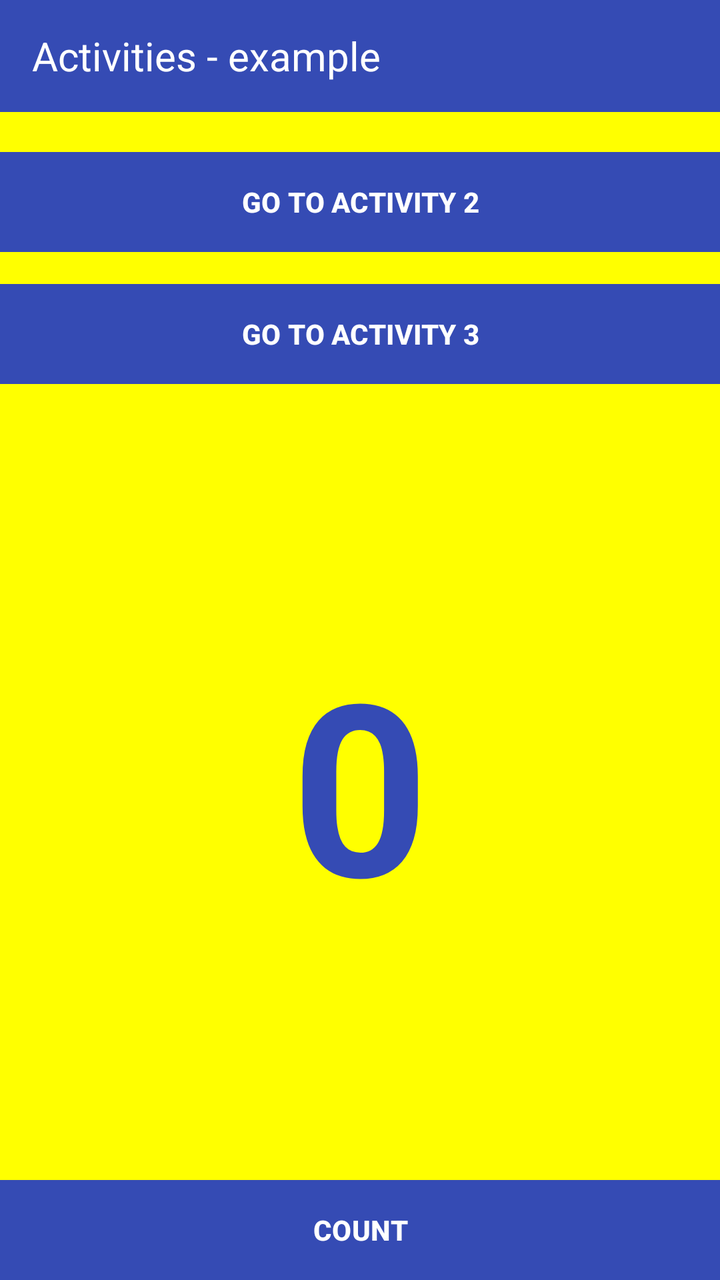
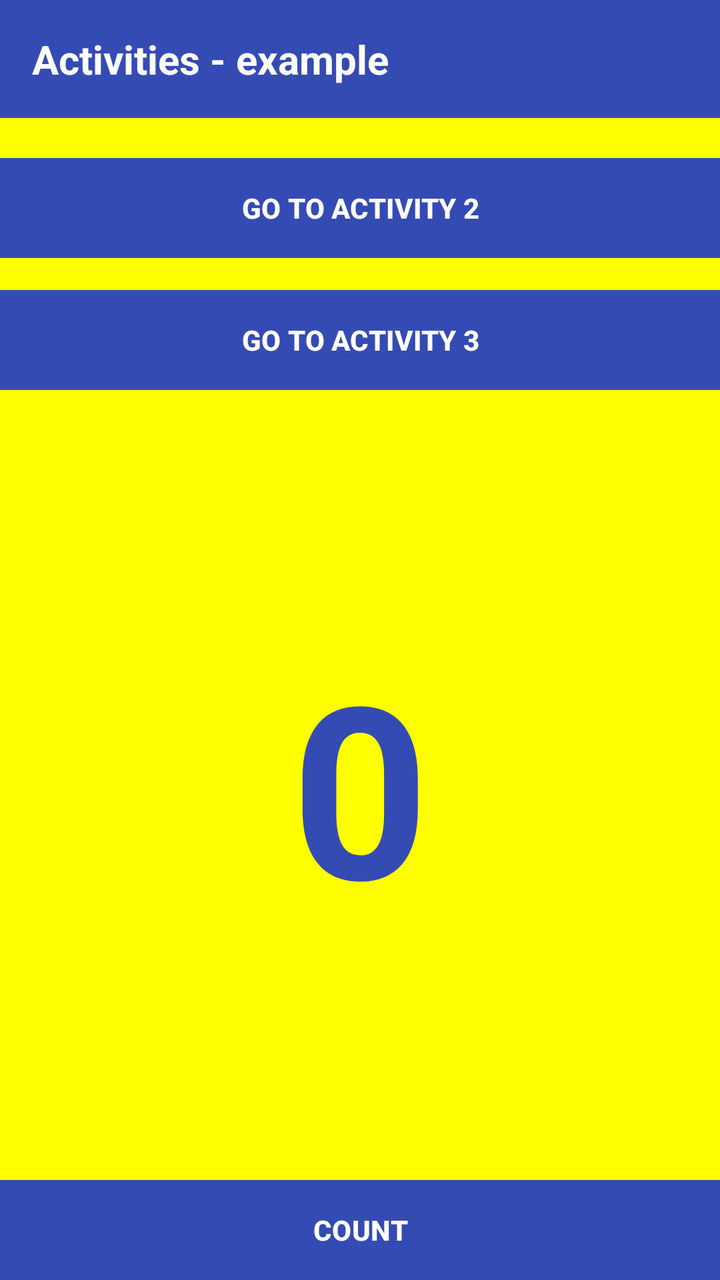

The first picture is an Android layout as it rendered before a commit; the second is the same layout after the commit. The layout source and the unified diff follow.
<!-- AndroidManifest.xml: application theme Theme.ActivitiesApp -->
<!-- res/layout/activity_main.xml -->
<?xml version="1.0" encoding="utf-8"?>
<androidx.constraintlayout.widget.ConstraintLayout xmlns:android="http://schemas.android.com/apk/res/android"
    xmlns:app="http://schemas.android.com/apk/res-auto"
    xmlns:tools="http://schemas.android.com/tools"
    android:id="@+id/main"
    android:layout_width="match_parent"
    android:layout_height="match_parent"
    android:background="#FFFF00"
    tools:context=".MainActivity">

    <TextView
        android:id="@+id/textView"
        android:layout_width="0dp"
        android:layout_height="56dp"
        android:background="#354BB4"
        android:gravity="center_vertical"
        android:paddingStart="16dp"
        android:paddingEnd="16dp"
        android:text="Activities - example"
        android:textColor="#FFFFFF"
        android:textSize="20sp"
        app:layout_constraintEnd_toEndOf="parent"
        app:layout_constraintStart_toStartOf="parent"
        app:layout_constraintTop_toTopOf="parent" />

    <Button
        android:id="@+id/button2"
        android:layout_width="0dp"
        android:layout_height="50dp"
        android:layout_marginTop="20dp"
        android:insetTop="0dp"
        android:insetBottom="0dp"
        android:text="GO TO ACTIVITY 2"
        android:textColor="#FFFFFF"
        android:textSize="14sp"
        android:textStyle="bold"
        app:backgroundTint="#354BB4"
        app:cornerRadius="0dp"
        app:layout_constraintEnd_toEndOf="parent"
        app:layout_constraintStart_toStartOf="parent"
        app:layout_constraintTop_toBottomOf="@id/textView" />

    <Button
        android:id="@+id/button3"
        android:layout_width="0dp"
        android:layout_height="50dp"
        android:layout_marginTop="16dp"
        android:insetTop="0dp"
        android:insetBottom="0dp"
        android:text="GO TO ACTIVITY 3"
        android:textColor="#FFFFFF"
        android:textSize="14sp"
        android:textStyle="bold"
        app:backgroundTint="#354BB4"
        app:cornerRadius="0dp"
        app:layout_constraintEnd_toEndOf="parent"
        app:layout_constraintStart_toStartOf="parent"
        app:layout_constraintTop_toBottomOf="@id/button2" />

    <TextView
        android:id="@+id/textViewCount"
        android:layout_width="wrap_content"
        android:layout_height="wrap_content"
        android:text="0"
        android:textColor="#354BB4"
        android:textSize="120sp"
        android:textStyle="bold"
        app:layout_constraintBottom_toTopOf="@id/button"
        app:layout_constraintEnd_toEndOf="parent"
        app:layout_constraintStart_toStartOf="parent"
        app:layout_constraintTop_toBottomOf="@id/button3" />

    <Button
        android:id="@+id/button"
        android:layout_width="0dp"
        android:layout_height="50dp"
        android:insetTop="0dp"
        android:insetBottom="0dp"
        android:text="COUNT"
        android:textColor="#FFFFFF"
        android:textSize="14sp"
        android:textStyle="bold"
        app:backgroundTint="#354BB4"
        app:cornerRadius="0dp"
        app:layout_constraintBottom_toBottomOf="parent"
        app:layout_constraintEnd_toEndOf="parent"
        app:layout_constraintStart_toStartOf="parent" />

</androidx.constraintlayout.widget.ConstraintLayout>
<!-- resources referenced by this layout -->
<resources>
  <style name="Theme.ActivitiesApp" parent="Base.Theme.ActivitiesApp" />
  <style name="Base.Theme.ActivitiesApp" parent="Theme.Material3.DayNight.NoActionBar">
          
          
      </style>
</resources>

<!-- the commit's change to res/layout/activity_main.xml (unified diff, before → after) -->
@@ -11,14 +11,18 @@
     <TextView
         android:id="@+id/textView"
         android:layout_width="0dp"
-        android:layout_height="56dp"
+        android:layout_height="wrap_content"
+        android:minHeight="56dp"
         android:background="#354BB4"
         android:gravity="center_vertical"
         android:paddingStart="16dp"
+        android:paddingTop="16dp"
         android:paddingEnd="16dp"
+        android:paddingBottom="16dp"
         android:text="Activities - example"
         android:textColor="#FFFFFF"
         android:textSize="20sp"
+        android:textStyle="bold"
         app:layout_constraintEnd_toEndOf="parent"
         app:layout_constraintStart_toStartOf="parent"
         app:layout_constraintTop_toTopOf="parent" />
